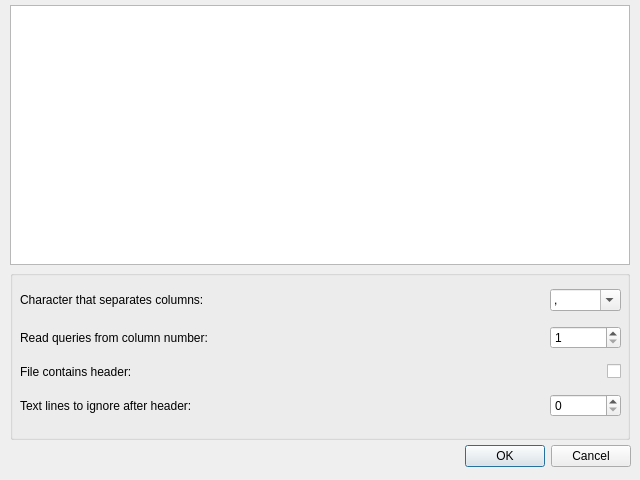
Qt form coquery/gui/csvOptions.ui (gkunter/coquery) before a commit.
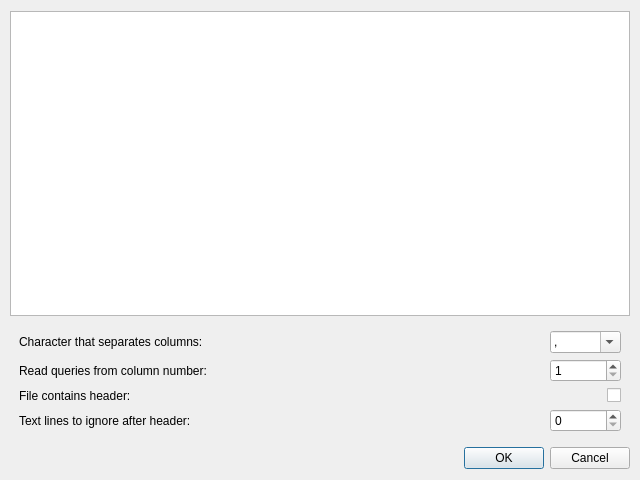
The same form after that commit.

What changed in the file:
```diff
--- a/coquery/gui/csvOptions.ui
+++ b/coquery/gui/csvOptions.ui
@@ -16,30 +16,20 @@
   <property name="locale">
    <locale language="English" country="UnitedStates"/>
   </property>
-  <widget class="QDialogButtonBox" name="buttonBox">
-   <property name="geometry">
-    <rect>
-     <x>10</x>
-     <y>440</y>
-     <width>621</width>
-     <height>32</height>
-    </rect>
+  <layout class="QVBoxLayout" name="verticalLayout_2">
+   <property name="leftMargin">
+    <number>10</number>
    </property>
-   <property name="orientation">
-    <enum>Qt::Horizontal</enum>
+   <property name="rightMargin">
+    <number>10</number>
    </property>
-   <property name="standardButtons">
-    <set>QDialogButtonBox::Cancel|QDialogButtonBox::Ok</set>
-   </property>
-  </widget>
+   <item>
   <widget class="QTableView" name="FilePreviewArea">
-   <property name="geometry">
-    <rect>
-     <x>10</x>
-     <y>5</y>
-     <width>620</width>
-     <height>260</height>
-    </rect>
+     <property name="sizePolicy">
+      <sizepolicy hsizetype="Preferred" vsizetype="Expanding">
+       <horstretch>0</horstretch>
+       <verstretch>0</verstretch>
+      </sizepolicy>
    </property>
    <property name="locale">
     <locale language="English" country="UnitedStates"/>
@@ -57,34 +47,20 @@
     <enum>Qt::ElideMiddle</enum>
    </property>
   </widget>
-  <widget class="QGroupBox" name="OptionsBox">
-   <property name="geometry">
-    <rect>
-     <x>10</x>
-     <y>270</y>
-     <width>620</width>
-     <height>170</height>
-    </rect>
-   </property>
-   <widget class="QWidget" name="layoutWidget">
-    <property name="geometry">
-     <rect>
-      <x>10</x>
-      <y>10</y>
-      <width>601</width>
-      <height>150</height>
-     </rect>
-    </property>
+   </item>
+   <item>
+    <widget class="QFrame" name="OptionsBox">
+     <layout class="QVBoxLayout" name="verticalLayout">
+      <item>
     <layout class="QGridLayout" name="gridLayout">
-     <item row="0" column="0">
-      <widget class="QLabel" name="label_10">
-       <property name="text">
-        <string>Character that separates columns:</string>
-       </property>
-      </widget>
-     </item>
-     <item row="0" column="2">
+        <item row="0" column="1">
       <widget class="QComboBox" name="separate_char">
+          <property name="sizePolicy">
+           <sizepolicy hsizetype="Preferred" vsizetype="Preferred">
+            <horstretch>0</horstretch>
+            <verstretch>0</verstretch>
+           </sizepolicy>
+          </property>
        <property name="editable">
         <bool>true</bool>
        </property>
@@ -120,48 +96,44 @@
        </item>
       </widget>
      </item>
-     <item row="1" column="0">
-      <widget class="QLabel" name="label_9">
+        <item row="2" column="0">
+         <widget class="QLabel" name="label">
        <property name="text">
-        <string>Read queries from column number:</string>
+           <string>File contains header:</string>
        </property>
       </widget>
      </item>
-     <item row="1" column="2">
-      <widget class="QSpinBox" name="query_column">
-       <property name="minimum">
-        <number>1</number>
-       </property>
-       <property name="maximum">
-        <number>999</number>
-       </property>
-      </widget>
-     </item>
-     <item row="3" column="0">
-      <widget class="QLabel" name="label_6">
+        <item row="0" column="0">
+         <widget class="QLabel" name="label_10">
+          <property name="sizePolicy">
+           <sizepolicy hsizetype="Expanding" vsizetype="Preferred">
+            <horstretch>0</horstretch>
+            <verstretch>0</verstretch>
+           </sizepolicy>
+          </property>
        <property name="text">
-        <string>Text lines to ignore after header:</string>
+           <string>Character that separates columns:</string>
        </property>
       </widget>
      </item>
      <item row="3" column="1">
-      <spacer name="horizontalSpacer">
-       <property name="orientation">
-        <enum>Qt::Horizontal</enum>
-       </property>
-       <property name="sizeHint" stdset="0">
-        <size>
-         <width>40</width>
-         <height>20</height>
-        </size>
-       </property>
-      </spacer>
-     </item>
-     <item row="3" column="2">
-      <widget class="QSpinBox" name="ignore_lines"/>
-     </item>
-     <item row="2" column="2">
+         <widget class="QSpinBox" name="ignore_lines">
+          <property name="sizePolicy">
+           <sizepolicy hsizetype="Preferred" vsizetype="Preferred">
+            <horstretch>0</horstretch>
+            <verstretch>0</verstretch>
+           </sizepolicy>
+          </property>
+         </widget>
+        </item>
+        <item row="2" column="1">
       <widget class="QCheckBox" name="file_has_headers">
+          <property name="sizePolicy">
+           <sizepolicy hsizetype="Preferred" vsizetype="Preferred">
+            <horstretch>0</horstretch>
+            <verstretch>0</verstretch>
+           </sizepolicy>
+          </property>
        <property name="layoutDirection">
         <enum>Qt::RightToLeft</enum>
        </property>
@@ -170,27 +142,61 @@
        </property>
       </widget>
      </item>
-     <item row="2" column="0">
-      <widget class="QLabel" name="label">
+        <item row="3" column="0">
+         <widget class="QLabel" name="label_6">
        <property name="text">
-        <string>File contains header:</string>
+           <string>Text lines to ignore after header:</string>
        </property>
       </widget>
      </item>
-    </layout>
-   </widget>
-  </widget>
-  <widget class="QWidget" name="layoutWidget">
-   <property name="geometry">
-    <rect>
-     <x>0</x>
-     <y>0</y>
-     <width>2</width>
-     <height>2</height>
-    </rect>
-   </property>
-   <layout class="QHBoxLayout" name="horizontalLayout_2"/>
-  </widget>
+        <item row="1" column="1">
+         <widget class="QSpinBox" name="query_column">
+          <property name="sizePolicy">
+           <sizepolicy hsizetype="Preferred" vsizetype="Preferred">
+            <horstretch>0</horstretch>
+            <verstretch>0</verstretch>
+           </sizepolicy>
+          </property>
+          <property name="minimum">
+           <number>1</number>
+          </property>
+          <property name="maximum">
+           <number>999</number>
+          </property>
+         </widget>
+        </item>
+        <item row="1" column="0">
+         <widget class="QLabel" name="label_9">
+          <property name="text">
+           <string>Read queries from column number:</string>
+          </property>
+         </widget>
+        </item>
+       </layout>
+      </item>
+     </layout>
+    </widget>
+   </item>
+   <item>
+    <widget class="QDialogButtonBox" name="buttonBox">
+     <property name="sizePolicy">
+      <sizepolicy hsizetype="Preferred" vsizetype="Preferred">
+       <horstretch>0</horstretch>
+       <verstretch>0</verstretch>
+      </sizepolicy>
+     </property>
+     <property name="orientation">
+      <enum>Qt::Horizontal</enum>
+     </property>
+     <property name="standardButtons">
+      <set>QDialogButtonBox::Cancel|QDialogButtonBox::Ok</set>
+     </property>
+     <property name="centerButtons">
+      <bool>false</bool>
+     </property>
+    </widget>
+   </item>
+  </layout>
  </widget>
  <resources/>
  <connections>
```
Lines whose indentation alone changed are shown as unchanged.
